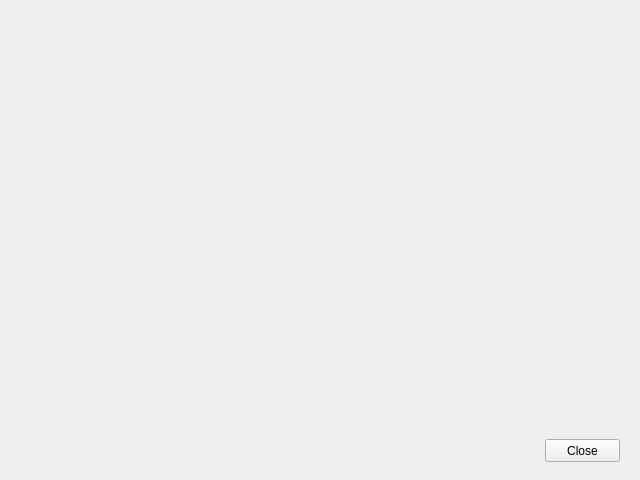
The window that wallet/designer/onboarding.ui (HarukaMa/aleo-wallet) describes before a commit, drawn with Qt 5.
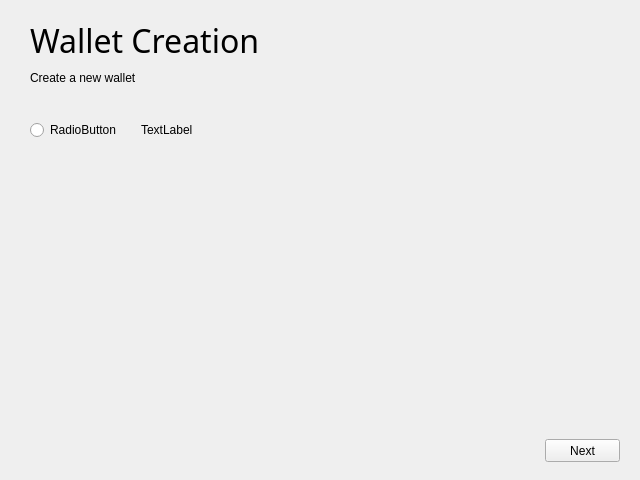
The same window after the commit. Custom widgets are drawn as their Qt base class.

Patch:
```diff
--- a/wallet/designer/onboarding.ui
+++ b/wallet/designer/onboarding.ui
@@ -52,10 +52,16 @@
      </spacer>
     </item>
     <item>
-     <widget class="CrossPushButton" name="pushButton">
+     <widget class="CrossPushButton" name="next_button">
+      <property name="sizePolicy">
+       <sizepolicy hsizetype="Fixed" vsizetype="Fixed">
+        <horstretch>0</horstretch>
+        <verstretch>0</verstretch>
+       </sizepolicy>
+      </property>
       <property name="minimumSize">
        <size>
-        <width>0</width>
+        <width>75</width>
         <height>23</height>
        </size>
       </property>
@@ -66,12 +72,98 @@
        </size>
       </property>
       <property name="text">
-       <string>Close</string>
+       <string>Next</string>
       </property>
      </widget>
     </item>
    </layout>
   </widget>
+  <widget class="QStackedWidget" name="stackedWidget">
+   <property name="geometry">
+    <rect>
+     <x>0</x>
+     <y>0</y>
+     <width>641</width>
+     <height>421</height>
+    </rect>
+   </property>
+   <property name="currentIndex">
+    <number>0</number>
+   </property>
+   <widget class="QWidget" name="first">
+    <widget class="QLabel" name="label">
+     <property name="geometry">
+      <rect>
+       <x>30</x>
+       <y>20</y>
+       <width>581</width>
+       <height>41</height>
+      </rect>
+     </property>
+     <property name="sizePolicy">
+      <sizepolicy hsizetype="MinimumExpanding" vsizetype="Preferred">
+       <horstretch>0</horstretch>
+       <verstretch>0</verstretch>
+      </sizepolicy>
+     </property>
+     <property name="font">
+      <font>
+       <family>A-OTF Gothic BBB Pr5</family>
+       <pointsize>24</pointsize>
+      </font>
+     </property>
+     <property name="text">
+      <string>Wallet Creation</string>
+     </property>
+    </widget>
+    <widget class="QLabel" name="label_3">
+     <property name="geometry">
+      <rect>
+       <x>30</x>
+       <y>70</y>
+       <width>581</width>
+       <height>16</height>
+      </rect>
+     </property>
+     <property name="text">
+      <string>Create a new wallet</string>
+     </property>
+    </widget>
+    <widget class="QWidget" name="">
+     <property name="geometry">
+      <rect>
+       <x>30</x>
+       <y>120</y>
+       <width>571</width>
+       <height>261</height>
+      </rect>
+     </property>
+     <layout class="QFormLayout" name="formLayout">
+      <property name="formAlignment">
+       <set>Qt::AlignLeading|Qt::AlignLeft|Qt::AlignTop</set>
+      </property>
+      <property name="horizontalSpacing">
+       <number>20</number>
+      </property>
+      <item row="0" column="0">
+       <widget class="QRadioButton" name="radioButton">
+        <property name="text">
+         <string>RadioButton</string>
+        </property>
+       </widget>
+      </item>
+      <item row="0" column="1">
+       <widget class="QLabel" name="label_2">
+        <property name="text">
+         <string>TextLabel</string>
+        </property>
+       </widget>
+      </item>
+     </layout>
+    </widget>
+   </widget>
+   <widget class="QWidget" name="page_2"/>
+  </widget>
  </widget>
  <customwidgets>
   <customwidget>
```
